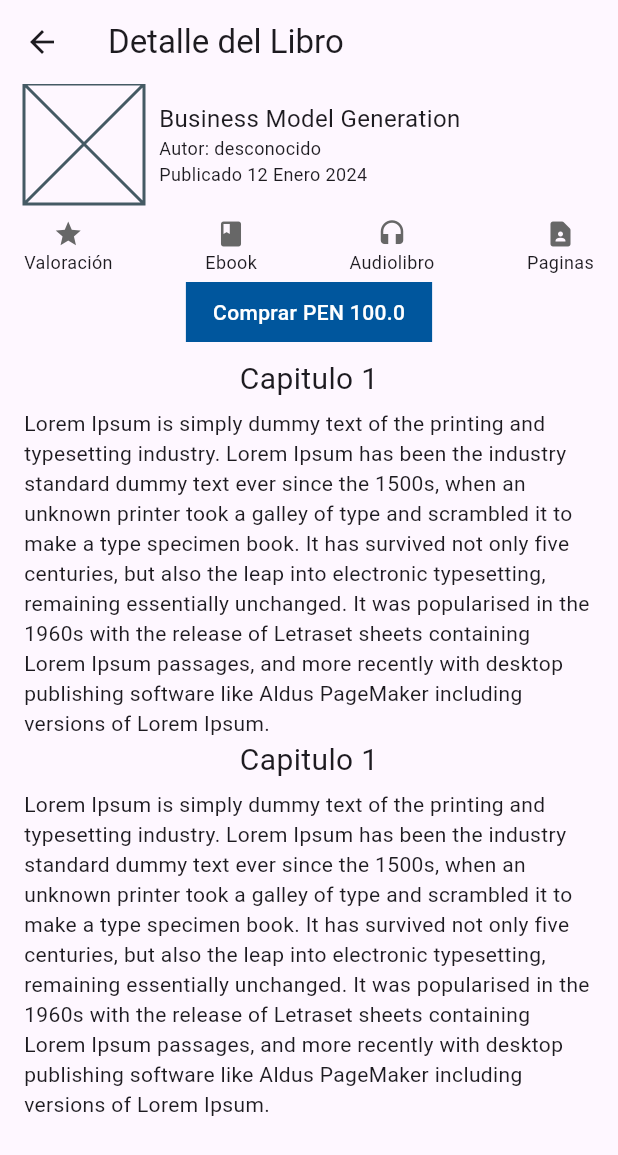
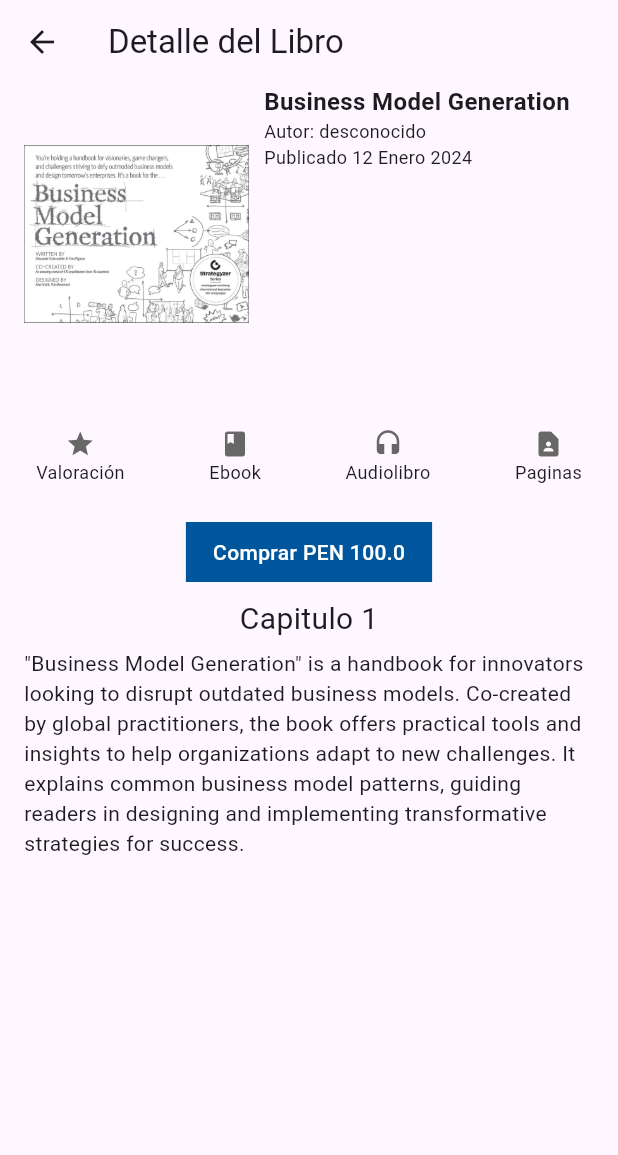
Before and after one commit to ladislaox/flutter_appbook, a Flutter app: the screen it shows after launch, after a tap on "Business Model Generation", on a phone screen of 412 x 824 dp. Shown: the top 1155 px of the screen. Run offline on Flutter 3.47's test engine with Material 3 defaults, Android fonts, the phone set to English and light mode, and no system bars.

Commit message:
detalle del libro

```diff
--- a/lib/page/bookdetail.dart
+++ b/lib/page/bookdetail.dart
@@ -6,7 +6,6 @@
 
   final Book mybook;
   BookDetail({required this.mybook, super.key});
-
 
   @override
   Widget build(BuildContext context) {
@@ -19,37 +18,13 @@
             children: [
               _bookinfo(),
               const SizedBox(height: 10),
-              Row(
-                mainAxisAlignment: MainAxisAlignment.spaceBetween,
-                children: [
-                  _bookicons(
-                      icono: Icon(Icons.star,
-                          size: 20.0,
-                          color: Color.fromARGB(255, 103, 103, 103)),
-                      title: 'Valoración'),
-                  _bookicons(
-                      icono: Icon(Icons.book,
-                          size: 20.0,
-                          color: Color.fromARGB(255, 103, 103, 103)),
-                      title: 'Ebook'),
-                  _bookicons(
-                      icono: Icon(Icons.headset,
-                          size: 20.0,
-                          color: Color.fromARGB(255, 103, 103, 103)),
-                      title: 'Audiolibro'),
-                  _bookicons(
-                      icono: Icon(Icons.contact_page_rounded,
-                          size: 20.0,
-                          color: Color.fromARGB(255, 103, 103, 103)),
-                      title: 'Paginas'),
-                ],
-              ),
+              _bookvalorizacion(),
               const SizedBox(height: 5),
-              //_bookbuy(),
+              // _bookbuy(),
               _bookbuyv2(bookprice: mybook.price),
               const SizedBox(height: 10),
-              _bookcontent(),
-              _bookcontent(),
+              _bookcontent(bookcontent: mybook.content),
+              // _bookcontent(),
             ],
           ),
         ),
@@ -59,8 +34,9 @@
 
   Widget _bookinfo() {
     return Row(
+      crossAxisAlignment: CrossAxisAlignment.start,
       children: [
-        _coverimage(),
+        _coverimage(bookimage: mybook.imageUrl),
         const SizedBox(width: 10.0),
         Expanded(
           child: _info(
@@ -73,8 +49,44 @@
     );
   }
 
-  Widget _coverimage() {
-    return Container(width: 80.0, height: 80.0, child: const Placeholder());
+  Widget _bookvalorizacion() {
+    return Padding(
+      padding: const EdgeInsets.symmetric(horizontal: 8.0, vertical: 20.0),
+      child: Row(
+        mainAxisAlignment: MainAxisAlignment.spaceBetween,
+        children: [
+          _bookicons(
+              icono: Icon(Icons.star,
+                  size: 20.0, color: Color.fromARGB(255, 103, 103, 103)),
+              title: 'Valoración'),
+          _bookicons(
+              icono: Icon(Icons.book,
+                  size: 20.0, color: Color.fromARGB(255, 103, 103, 103)),
+              title: 'Ebook'),
+          _bookicons(
+              icono: Icon(Icons.headset,
+                  size: 20.0, color: Color.fromARGB(255, 103, 103, 103)),
+              title: 'Audiolibro'),
+          _bookicons(
+              icono: Icon(Icons.contact_page_rounded,
+                  size: 20.0, color: Color.fromARGB(255, 103, 103, 103)),
+              title: 'Paginas'),
+        ],
+      ),
+    );
+  }
+
+  Widget _coverimage({required bookimage}) {
+    return Container(
+        // color: Colors.red,
+        width: 150.0,
+        height: 200.0,
+        child: Image.asset(
+          // ignore: prefer_interpolation_to_compose_strings
+          'assets/img/' + bookimage,
+          width: 150.0,
+          height: 150.0,
+        ));
   }
 
   Widget _info({
@@ -85,9 +97,10 @@
     return Container(
       child: Column(
         crossAxisAlignment: CrossAxisAlignment.start,
+        mainAxisAlignment: MainAxisAlignment.start,
         children: [
           Text(booktitle,
-              style: TextStyle(fontSize: 16.0)),
+              style: TextStyle(fontSize: 16.0, fontWeight: FontWeight.bold)),
           Text('Autor: $bookauthor', style: TextStyle(fontSize: 12.0)),
           Text('Publicado $bookpublication', style: TextStyle(fontSize: 12.0)),
         ],
@@ -111,17 +124,16 @@
     );
   }
 
-  Widget _bookcontent() {
+  Widget _bookcontent({required String bookcontent}) {
     return Container(
-      child: const Column(
+      child: Column(
         children: [
           Text(
             'Capitulo 1',
             style: TextStyle(fontSize: 20),
           ),
           SizedBox(height: 5),
-          Text(
-              'Lorem Ipsum is simply dummy text of the printing and typesetting industry. Lorem Ipsum has been the industry standard dummy text ever since the 1500s, when an unknown printer took a galley of type and scrambled it to make a type specimen book. It has survived not only five centuries, but also the leap into electronic typesetting, remaining essentially unchanged. It was popularised in the 1960s with the release of Letraset sheets containing Lorem Ipsum passages, and more recently with desktop publishing software like Aldus PageMaker including versions of Lorem Ipsum.'),
+          Text(bookcontent),
         ],
       ),
     );
@@ -165,8 +177,7 @@
                 style: const TextStyle(
                     fontSize: 14.0,
                     color: Colors.white,
-                  fontWeight: FontWeight.w500
-                ),
+                    fontWeight: FontWeight.w500),
               ),
             ),
           ),
```
Lines whose indentation alone changed are shown as unchanged.
